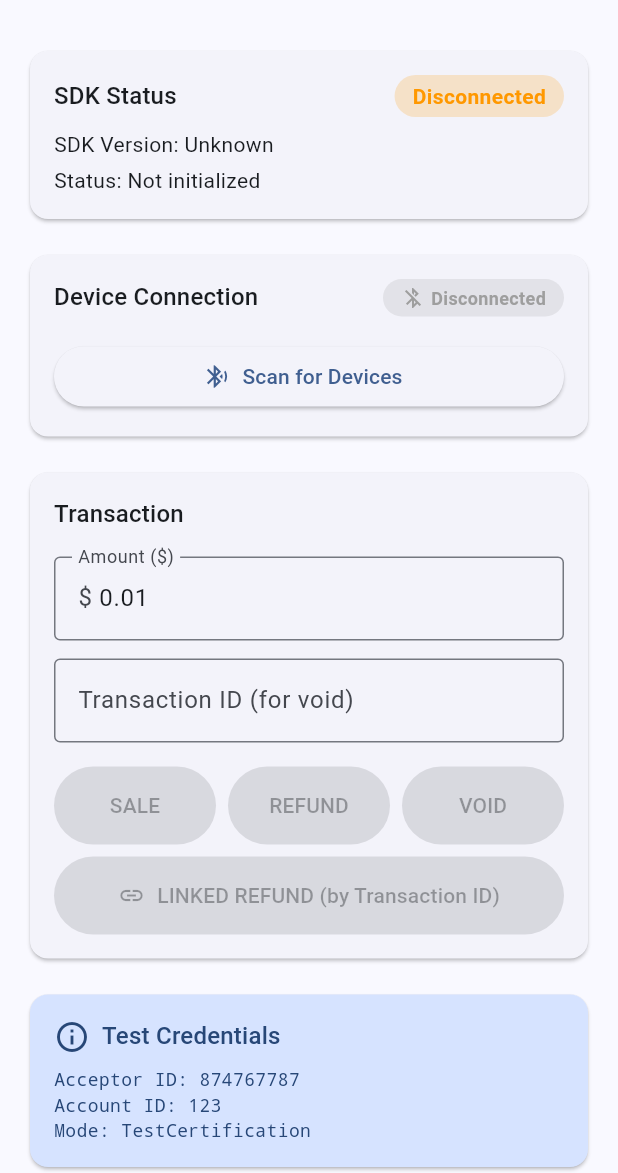
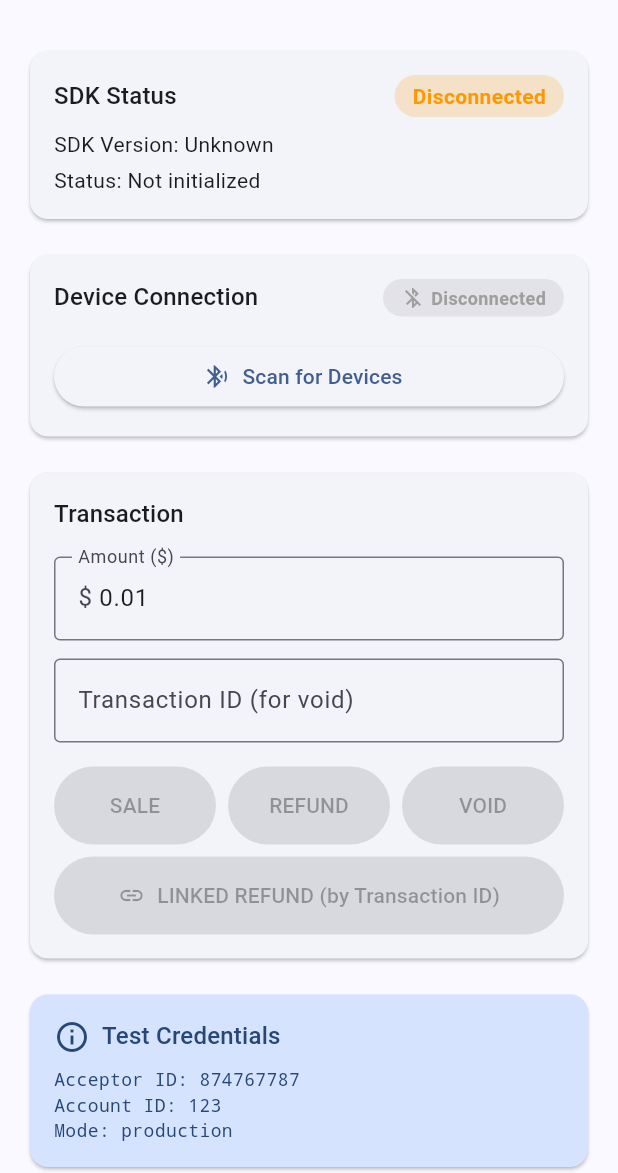
Before and after one commit to maiguangyang/tripos_mobile, a Flutter app: the screen it shows after launch, on a phone screen of 412 x 824 dp, the part 63-1236 px from its top. Run offline on Flutter 3.47's test engine with Material 3 defaults, Android fonts, the phone set to English and light mode, and no system bars; our stand-ins replace permission_handler, plugin_platform_interface.

Commit message:
修正模型显示内容

```diff
--- a/example/lib/main.dart
+++ b/example/lib/main.dart
@@ -1228,7 +1228,7 @@ class _TriposHomePageState extends State<TriposHomePage> {
                     Text(
                       'Acceptor ID: $acceptorId\n'
                       'Account ID: $accountId\n'
-                      'Mode: TestCertification',
+                      'Mode: ${applicationMode.name}',
                       style: TextStyle(
                         color: theme.colorScheme.onPrimaryContainer,
                         fontFamily: 'monospace',
```
